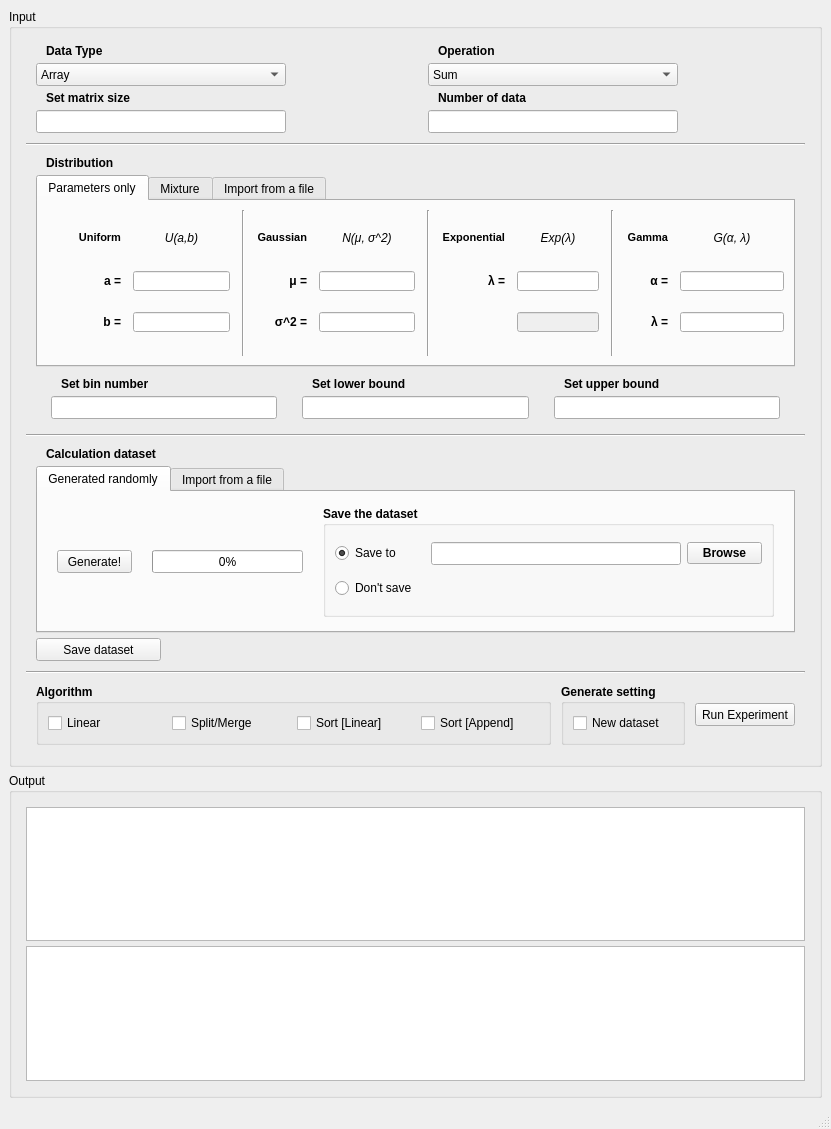
Before: the Qt Designer form src/mainwindow.ui in hungnv-sr/Map-Reduce-USTH-M1-2019, drawn with Qt 5.
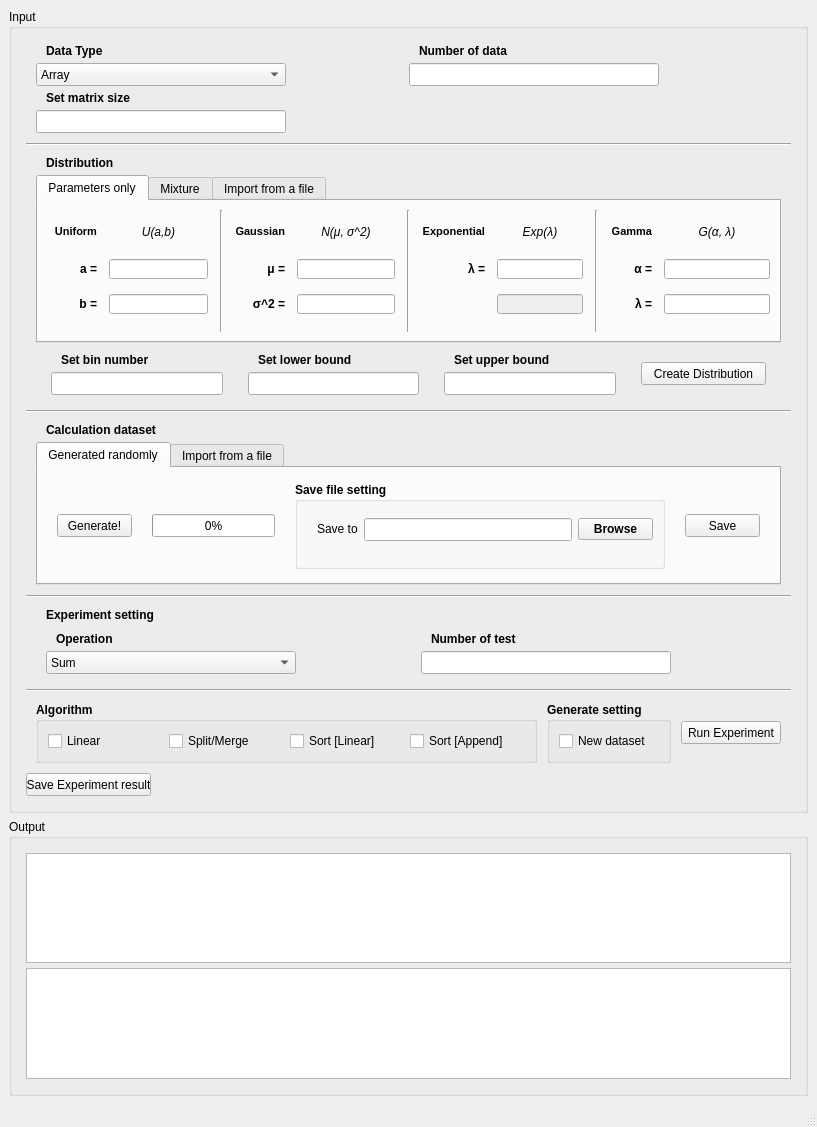
After: the same form once the commit is applied.

Commit message: Added features including: thread generate matrix, matrix save/load dataset; generate data and create distribution now use 2 separate button (before there's only generate button)

Diff of the .ui file:
```diff
--- a/src/mainwindow.ui
+++ b/src/mainwindow.ui
@@ -6,8 +6,8 @@
    <rect>
     <x>0</x>
     <y>0</y>
-    <width>831</width>
-    <height>1129</height>
+    <width>817</width>
+    <height>1127</height>
    </rect>
   </property>
   <property name="windowTitle">
@@ -30,7 +30,7 @@
           <number>5</number>
          </property>
          <item row="0" column="0">
-          <layout class="QVBoxLayout" name="vLayoutInputComponents" stretch="0,1,0,0,0,0,0">
+          <layout class="QVBoxLayout" name="vLayoutInputComponents" stretch="0,1,0,0,0,0,0,0,0,0">
            <property name="spacing">
             <number>5</number>
            </property>
@@ -66,39 +66,11 @@
              <property name="verticalSpacing">
               <number>5</number>
              </property>
-             <item row="0" column="2" colspan="2">
-              <widget class="QLabel" name="lblOperation">
+             <item row="3" column="0" colspan="2">
+              <widget class="QLineEdit" name="lEditMatSize">
                <property name="minimumSize">
                 <size>
-                 <width>0</width>
-                 <height>14</height>
-                </size>
-               </property>
-               <property name="maximumSize">
-                <size>
-                 <width>16777215</width>
-                 <height>14</height>
-                </size>
-               </property>
-               <property name="font">
-                <font>
-                 <weight>75</weight>
-                 <bold>true</bold>
-                </font>
-               </property>
-               <property name="text">
-                <string>Operation</string>
-               </property>
-               <property name="indent">
-                <number>10</number>
-               </property>
-              </widget>
-             </item>
-             <item row="1" column="2" colspan="2">
-              <widget class="QComboBox" name="cBoxOperation">
-               <property name="minimumSize">
-                <size>
-                 <width>0</width>
+                 <width>50</width>
                  <height>23</height>
                 </size>
                </property>
@@ -108,21 +80,6 @@
                  <height>16777215</height>
                 </size>
                </property>
-               <item>
-                <property name="text">
-                 <string>Sum</string>
-                </property>
-               </item>
-               <item>
-                <property name="text">
-                 <string>Multiplication</string>
-                </property>
-               </item>
-               <item>
-                <property name="text">
-                 <string>Element-wise multiplication</string>
-                </property>
-               </item>
               </widget>
              </item>
              <item row="1" column="0" colspan="2">
@@ -151,22 +108,6 @@
                </item>
               </widget>
              </item>
-             <item row="3" column="0" colspan="2">
-              <widget class="QLineEdit" name="lEditMatSize">
-               <property name="minimumSize">
-                <size>
-                 <width>50</width>
-                 <height>23</height>
-                </size>
-               </property>
-               <property name="maximumSize">
-                <size>
-                 <width>250</width>
-                 <height>16777215</height>
-                </size>
-               </property>
-              </widget>
-             </item>
              <item row="2" column="0" colspan="2">
               <widget class="QLabel" name="lblMatSize">
                <property name="minimumSize">
@@ -195,34 +136,6 @@
                </property>
               </widget>
              </item>
-             <item row="2" column="2" colspan="2">
-              <widget class="QLabel" name="lblNumData">
-               <property name="minimumSize">
-                <size>
-                 <width>0</width>
-                 <height>14</height>
-                </size>
-               </property>
-               <property name="maximumSize">
-                <size>
-                 <width>16777215</width>
-                 <height>14</height>
-                </size>
-               </property>
-               <property name="font">
-                <font>
-                 <weight>75</weight>
-                 <bold>true</bold>
-                </font>
-               </property>
-               <property name="text">
-                <string>Number of data</string>
-               </property>
-               <property name="indent">
-                <number>10</number>
-               </property>
-              </widget>
-             </item>
              <item row="0" column="0" colspan="2">
               <widget class="QLabel" name="lblDataType">
                <property name="minimumSize">
@@ -251,7 +164,35 @@
                </property>
               </widget>
              </item>
-             <item row="3" column="2" colspan="2">
+             <item row="0" column="2" colspan="2">
+              <widget class="QLabel" name="lblNumData">
+               <property name="minimumSize">
+                <size>
+                 <width>0</width>
+                 <height>14</height>
+                </size>
+               </property>
+               <property name="maximumSize">
+                <size>
+                 <width>16777215</width>
+                 <height>14</height>
+                </size>
+               </property>
+               <property name="font">
+                <font>
+                 <weight>75</weight>
+                 <bold>true</bold>
+                </font>
+               </property>
+               <property name="text">
+                <string>Number of data</string>
+               </property>
+               <property name="indent">
+                <number>10</number>
+               </property>
+              </widget>
+             </item>
+             <item row="1" column="2" colspan="2">
               <widget class="QLineEdit" name="lEditNumData">
                <property name="minimumSize">
                 <size>
@@ -340,7 +281,7 @@
                     <number>12</number>
                    </property>
                    <property name="leftMargin">
-                    <number>25</number>
+                    <number>0</number>
                    </property>
                    <property name="topMargin">
                     <number>0</number>
@@ -1068,7 +1009,7 @@
               </widget>
              </item>
              <item>
-              <layout class="QGridLayout" name="gLayoutBounds" columnstretch="1,1,1">
+              <layout class="QGridLayout" name="gLayoutBounds" columnstretch="1,1,1,0">
                <property name="leftMargin">
                 <number>15</number>
                </property>
@@ -1087,6 +1028,62 @@
                <property name="verticalSpacing">
                 <number>5</number>
                </property>
+               <item row="0" column="2">
+                <widget class="QLabel" name="lblUpperBound">
+                 <property name="minimumSize">
+                  <size>
+                   <width>0</width>
+                   <height>14</height>
+                  </size>
+                 </property>
+                 <property name="maximumSize">
+                  <size>
+                   <width>16777215</width>
+                   <height>14</height>
+                  </size>
+                 </property>
+                 <property name="font">
+                  <font>
+                   <weight>75</weight>
+                   <bold>true</bold>
+                  </font>
+                 </property>
+                 <property name="text">
+                  <string>Set upper bound</string>
+                 </property>
+                 <property name="indent">
+                  <number>10</number>
+                 </property>
+                </widget>
+               </item>
+               <item row="0" column="1">
+                <widget class="QLabel" name="lblLowerBound">
+                 <property name="minimumSize">
+                  <size>
+                   <width>0</width>
+                   <height>14</height>
+                  </size>
+                 </property>
+                 <property name="maximumSize">
+                  <size>
+                   <width>16777215</width>
+                   <height>14</height>
+                  </size>
+                 </property>
+                 <property name="font">
+                  <font>
+                   <weight>75</weight>
+                   <bold>true</bold>
+                  </font>
+                 </property>
+                 <property name="text">
+                  <string>Set lower bound</string>
+                 </property>
+                 <property name="indent">
+                  <number>10</number>
+                 </property>
+                </widget>
+               </item>
                <item row="1" column="1">
                 <widget class="QLineEdit" name="lEditLowerBound">
                  <property name="minimumSize">
@@ -1163,59 +1160,30 @@
                  </property>
                 </widget>
                </item>
-               <item row="0" column="1">
-                <widget class="QLabel" name="lblLowerBound">
+               <item row="0" column="3" rowspan="2">
+                <widget class="QPushButton" name="pButtonCreateDistribution">
                  <property name="minimumSize">
                   <size>
-                   <width>0</width>
-                   <height>14</height>
+                   <width>125</width>
+                   <height>23</height>
                   </size>
                  </property>
                  <property name="maximumSize">
                   <size>
-                   <width>16777215</width>
-                   <height>14</height>
+                   <width>125</width>
+                   <height>16777215</height>
                   </size>
                  </property>
                  <property name="font">
                   <font>
-                   <weight>75</weight>
-                   <bold>true</bold>
+                   <italic>false</italic>
                   </font>
                  </property>
-                 <property name="text">
-                  <string>Set lower bound</string>
+                 <property name="layoutDirection">
+                  <enum>Qt::LeftToRight</enum>
                  </property>
-                 <property name="indent">
-                  <number>10</number>
-                 </property>
-                </widget>
-               </item>
-               <item row="0" column="2">
-                <widget class="QLabel" name="lblUpperBound">
-                 <property name="minimumSize">
-                  <size>
-                   <width>0</width>
-                   <height>14</height>
-                  </size>
-                 </property>
-                 <property name="maximumSize">
-                  <size>
-                   <width>16777215</width>
-                   <height>14</height>
-                  </size>
-                 </property>
-                 <property name="font">
-                  <font>
-                   <weight>75</weight>
-                   <bold>true</bold>
-                  </font>
-                 </property>
                  <property name="text">
-                  <string>Set upper bound</string>
-                 </property>
-                 <property name="indent">
-                  <number>10</number>
+                  <string>Create Distribution</string>
                  </property>
                 </widget>
                </item>
@@ -1283,7 +1251,7 @@
                 </attribute>
                 <layout class="QHBoxLayout" name="horizontalLayout_9">
                  <item>
-                  <layout class="QHBoxLayout" name="hLayoutInput_3_Page_1" stretch="1,2,6">
+                  <layout class="QHBoxLayout" name="hLayoutInput_3_Page_1" stretch="1,2,6,0">
                    <property name="spacing">
                     <number>20</number>
                    </property>
@@ -1346,9 +1314,25 @@
                       </font>
                      </property>
                      <property name="title">
-                      <string>Save the dataset</string>
+                      <string>Save file setting</string>
                      </property>
                      <layout class="QGridLayout" name="gridLayout_3">
+                      <property name="topMargin">
+                       <number>0</number>
+                      </property>
+                      <item row="0" column="2">
+                       <widget class="QPushButton" name="pButtonBrowseDir">
+                        <property name="maximumSize">
+                         <size>
+                          <width>75</width>
+                          <height>16777215</height>
+                         </size>
+                        </property>
+                        <property name="text">
+                         <string>Browse</string>
+                        </property>
+                       </widget>
+                      </item>
                       <item row="0" column="1">
                        <widget class="QLineEdit" name="lEditSaveDir">
                         <property name="minimumSize">
@@ -1372,51 +1356,65 @@
                         </property>
                        </widget>
                       </item>
-                      <item row="0" column="2">
-                       <widget class="QPushButton" name="pButtonBrowseDir">
-                        <property name="maximumSize">
-                         <size>
-                          <width>75</width>
-                          <height>16777215</height>
-                         </size>
-                        </property>
-                        <property name="text">
-                         <string>Browse</string>
-                        </property>
-                       </widget>
-                      </item>
                       <item row="0" column="0">
-                       <widget class="QRadioButton" name="rButtonSave">
+                       <widget class="QLabel" name="lblUpperBound_2">
+                        <property name="minimumSize">
+                         <size>
+                          <width>0</width>
+                          <height>14</height>
+                         </size>
+                        </property>
+                        <property name="maximumSize">
+                         <size>
+                          <width>16777215</width>
+                          <height>14</height>
+                         </size>
+                        </property>
                         <property name="font">
                          <font>
                           <weight>50</weight>
+                          <italic>false</italic>
                           <bold>false</bold>
                          </font>
                         </property>
                         <property name="text">
                          <string>Save to</string>
                         </property>
-                        <property name="checked">
-                         <bool>true</bool>
-                        </property>
-                       </widget>
-                      </item>
-                      <item row="1" column="0">
-                       <widget class="QRadioButton" name="rButtonDontSave">
-                        <property name="font">
-                         <font>
-                          <weight>50</weight>
-                          <bold>false</bold>
-                         </font>
-                        </property>
-                        <property name="text">
-                         <string>Don't save</string>
+                        <property name="indent">
+                         <number>10</number>
                         </property>
                        </widget>
                       </item>
                      </layout>
                     </widget>
                    </item>
+                   <item>
+                    <widget class="QPushButton" name="pButtonSaveDataset">
+                     <property name="minimumSize">
+                      <size>
+                       <width>75</width>
+                       <height>23</height>
+                      </size>
+                     </property>
+                     <property name="maximumSize">
+                      <size>
+                       <width>75</width>
+                       <height>16777215</height>
+                      </size>
+                     </property>
+                     <property name="font">
+                      <font>
+                       <italic>false</italic>
+                      </font>
+                     </property>
+                     <property name="layoutDirection">
+                      <enum>Qt::LeftToRight</enum>
+                     </property>
+                     <property name="text">
+                      <string>Save</string>
+                     </property>
+                    </widget>
+                   </item>
                   </layout>
                  </item>
                 </layout>
@@ -1501,33 +1499,6 @@
                </widget>
               </widget>
              </item>
-             <item>
-              <widget class="QPushButton" name="pButtonSaveDataset">
-               <property name="minimumSize">
-                <size>
-                 <width>125</width>
-                 <height>23</height>
-                </size>
-               </property>
-               <property name="maximumSize">
-                <size>
-                 <width>125</width>
-                 <height>16777215</height>
-                </size>
-               </property>
-               <property name="font">
-                <font>
-                 <italic>false</italic>
-                </font>
-               </property>
-               <property name="layoutDirection">
-                <enum>Qt::LeftToRight</enum>
-               </property>
-               <property name="text">
-                <string>Save dataset</string>
-               </property>
-              </widget>
-             </item>
             </layout>
            </item>
            <item>
@@ -1537,6 +1508,165 @@
              </property>
             </widget>
            </item>
+           <item>
+            <layout class="QVBoxLayout" name="vLayoutInput_3">
+             <property name="leftMargin">
+              <number>10</number>
+             </property>
+             <property name="topMargin">
+              <number>5</number>
+             </property>
+             <property name="rightMargin">
+              <number>10</number>
+             </property>
+             <property name="bottomMargin">
+              <number>5</number>
+             </property>
+             <item>
+              <widget class="QLabel" name="lbExperimentSetting">
+               <property name="font">
+                <font>
+                 <weight>75</weight>
+                 <bold>true</bold>
+                </font>
+               </property>
+               <property name="text">
+                <string>Experiment setting</string>
+               </property>
+               <property name="indent">
+                <number>10</number>
+               </property>
+              </widget>
+             </item>
+             <item>
+              <layout class="QGridLayout" name="gLayoutInput_3" columnstretch="0,0,0,0">
+               <property name="leftMargin">
+                <number>10</number>
+               </property>
+               <property name="topMargin">
+                <number>5</number>
+               </property>
+               <property name="rightMargin">
+                <number>10</number>
+               </property>
+               <property name="bottomMargin">
+                <number>5</number>
+               </property>
+               <property name="horizontalSpacing">
+                <number>25</number>
+               </property>
+               <property name="verticalSpacing">
+                <number>5</number>
+               </property>
+               <item row="0" column="0" colspan="2">
+                <widget class="QLabel" name="lblOperation">
+                 <property name="minimumSize">
+                  <size>
+                   <width>0</width>
+                   <height>14</height>
+                  </size>
+                 </property>
+                 <property name="maximumSize">
+                  <size>
+                   <width>16777215</width>
+                   <height>14</height>
+                  </size>
+                 </property>
+                 <property name="font">
+                  <font>
+                   <weight>75</weight>
+                   <bold>true</bold>
+                  </font>
+                 </property>
+                 <property name="text">
+                  <string>Operation</string>
+                 </property>
+                 <property name="indent">
+                  <number>10</number>
+                 </property>
+                </widget>
+               </item>
+               <item row="0" column="2" colspan="2">
+                <widget class="QLabel" name="lblNumTest">
+                 <property name="minimumSize">
+                  <size>
+                   <width>0</width>
+                   <height>14</height>
+                  </size>
+                 </property>
+                 <property name="maximumSize">
+                  <size>
+                   <width>16777215</width>
+                   <height>14</height>
+                  </size>
+                 </property>
+                 <property name="font">
+                  <font>
+                   <weight>75</weight>
+                   <bold>true</bold>
+                  </font>
+                 </property>
+                 <property name="text">
+                  <string>Number of test</string>
+                 </property>
+                 <property name="indent">
+                  <number>10</number>
+                 </property>
+                </widget>
+               </item>
+               <item row="1" column="0" colspan="2">
+                <widget class="QComboBox" name="cBoxOperation">
+                 <property name="minimumSize">
+                  <size>
+                   <width>50</width>
+                   <height>23</height>
+                  </size>
+                 </property>
+                 <property name="maximumSize">
+                  <size>
+                   <width>250</width>
+                   <height>16777215</height>
+                  </size>
+                 </property>
+                 <item>
+                  <property name="text">
+                   <string>Sum</string>
+                  </property>
+                 </item>
+                 <item>
+                  <property name="text">
+                   <string>Multiplication</string>
+                  </property>
+                 </item>
+                </widget>
+               </item>
+               <item row="1" column="2" colspan="2">
+                <widget class="QLineEdit" name="lEditNumTest">
+                 <property name="minimumSize">
+                  <size>
+                   <width>50</width>
+                   <height>23</height>
+                  </size>
+                 </property>
+                 <property name="maximumSize">
+                  <size>
+                   <width>250</width>
+                   <height>16777215</height>
+                  </size>
+                 </property>
+                </widget>
+               </item>
+              </layout>
+             </item>
+            </layout>
+           </item>
+           <item>
+            <widget class="Line" name="sepHLine_4">
+             <property name="orientation">
+              <enum>Qt::Horizontal</enum>
+             </property>
+            </widget>
+           </item>
            <item>
             <layout class="QHBoxLayout" name="hLayoutControl" stretch="4,0,1">
              <property name="spacing">
@@ -1670,6 +1800,33 @@
              </item>
             </layout>
            </item>
+           <item>
+            <widget class="QPushButton" name="pButtonConfirmDataset_3">
+             <property name="minimumSize">
+              <size>
+               <width>125</width>
+               <height>23</height>
+              </size>
+             </property>
+             <property name="maximumSize">
+              <size>
+               <width>125</width>
+               <height>16777215</height>
+              </size>
+             </property>
+             <property name="font">
+              <font>
+               <italic>false</italic>
+              </font>
+             </property>
+             <property name="layoutDirection">
+              <enum>Qt::LeftToRight</enum>
+             </property>
+             <property name="text">
+              <string>Save Experiment result</string>
+             </property>
+            </widget>
+           </item>
           </layout>
          </item>
         </layout>
@@ -1722,8 +1879,8 @@
     <rect>
      <x>0</x>
      <y>0</y>
-     <width>831</width>
-     <height>30</height>
+     <width>817</width>
+     <height>26</height>
     </rect>
    </property>
   </widget>
```
The commit also changes 15 other files.
